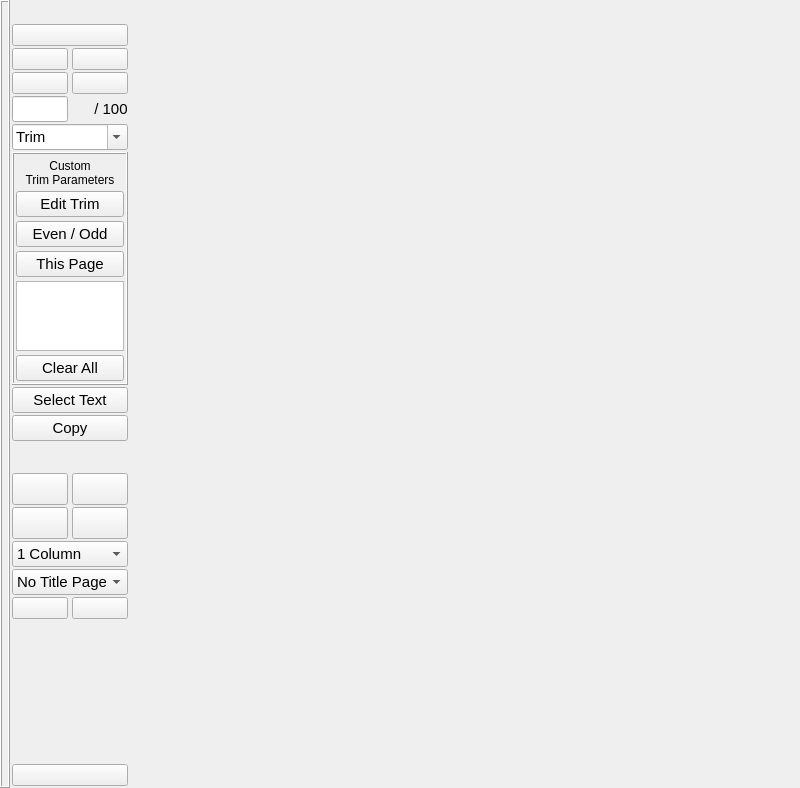
Old version of the form ui/mainwindow.ui in the repository turgu1/uPDF2.
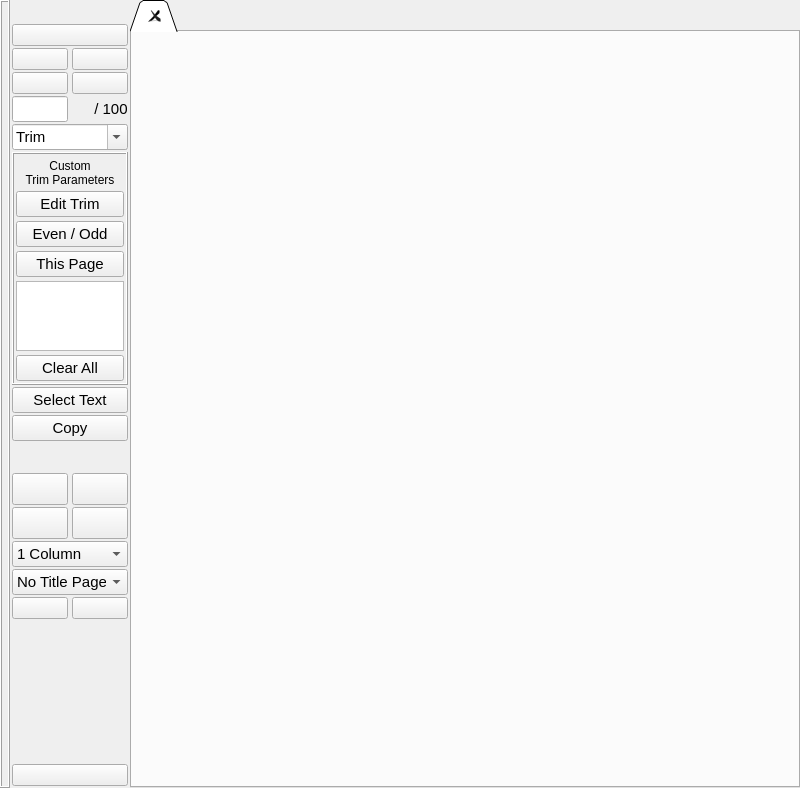
New version of the form. Icons and pictures are not drawn.

Patch:
```diff
--- a/ui/mainwindow.ui
+++ b/ui/mainwindow.ui
@@ -1317,13 +1317,30 @@
        <number>0</number>
       </property>
       <item>
-       <widget class="QFrame" name="viewer">
+       <widget class="QTabWidget" name="viewer">
         <property name="sizePolicy">
          <sizepolicy hsizetype="Expanding" vsizetype="Expanding">
           <horstretch>0</horstretch>
           <verstretch>0</verstretch>
          </sizepolicy>
         </property>
+        <property name="tabPosition">
+         <enum>QTabWidget::North</enum>
+        </property>
+        <property name="tabShape">
+         <enum>QTabWidget::Triangular</enum>
+        </property>
+        <property name="tabsClosable">
+         <bool>true</bool>
+        </property>
+        <property name="movable">
+         <bool>true</bool>
+        </property>
+        <widget class="QWidget" name="viewerPage1">
+         <attribute name="title">
+          <string/>
+         </attribute>
+        </widget>
        </widget>
       </item>
       <item>
```
